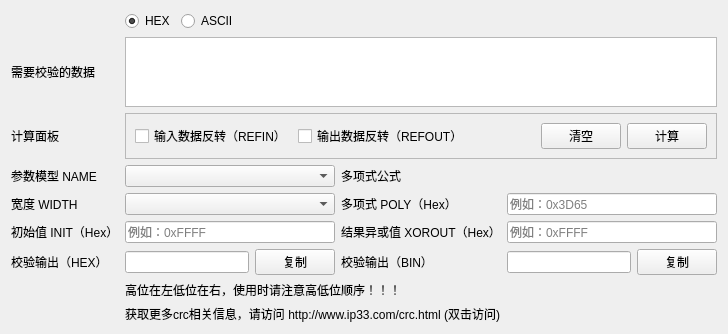
Qt form src/tools/crccalculator/src/SAKToolCRCCalculator.ui (x-tools-author/x-tools) before a commit.
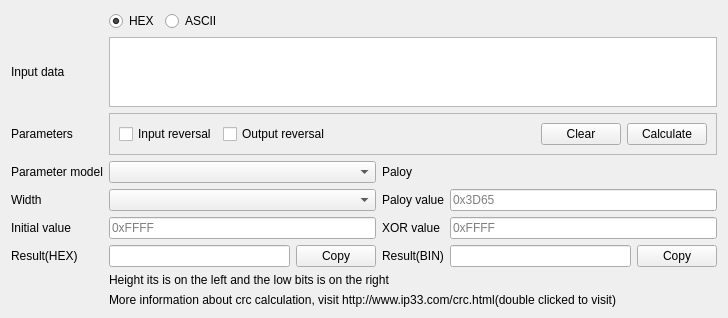
The same form after that commit.

```diff
--- a/src/tools/crccalculator/src/SAKToolCRCCalculator.ui
+++ b/src/tools/crccalculator/src/SAKToolCRCCalculator.ui
@@ -17,21 +17,21 @@
    <item row="4" column="3">
     <widget class="QLabel" name="label_5">
      <property name="text">
-      <string>多项式 POLY（Hex）</string>
+      <string>Paloy value</string>
      </property>
     </widget>
    </item>
    <item row="5" column="0">
     <widget class="QLabel" name="label_6">
      <property name="text">
-      <string>初始值 INIT（Hex）</string>
+      <string>Initial value</string>
      </property>
     </widget>
    </item>
    <item row="6" column="2">
     <widget class="QPushButton" name="pushButtonCopyHex">
      <property name="text">
-      <string>复制</string>
+      <string>Copy</string>
      </property>
     </widget>
    </item>
@@ -41,7 +41,7 @@
       <string notr="true"/>
      </property>
      <property name="text">
-      <string>获取更多crc相关信息，请访问 http://www.ip33.com/crc.html (双击访问)</string>
+      <string>More information about crc calculation, visit http://www.ip33.com/crc.html(double clicked to visit)</string>
      </property>
     </widget>
    </item>
@@ -57,14 +57,14 @@
       <item>
        <widget class="QCheckBox" name="checkBoxRefIn">
         <property name="text">
-         <string>输入数据反转（REFIN）</string>
+         <string>Input reversal</string>
         </property>
        </widget>
       </item>
       <item>
        <widget class="QCheckBox" name="checkBoxRefOut">
         <property name="text">
-         <string>输出数据反转（REFOUT）</string>
+         <string>Output reversal</string>
         </property>
        </widget>
       </item>
@@ -84,14 +84,14 @@
       <item>
        <widget class="QPushButton" name="pushButtonClear">
         <property name="text">
-         <string>清空</string>
+         <string>Clear</string>
         </property>
        </widget>
       </item>
       <item>
        <widget class="QPushButton" name="pushButtonCalculate">
         <property name="text">
-         <string>计算</string>
+         <string>Calculate</string>
         </property>
        </widget>
       </item>
@@ -101,7 +101,7 @@
    <item row="2" column="0">
     <widget class="QLabel" name="label_11">
      <property name="text">
-      <string>计算面板</string>
+      <string>Parameters</string>
      </property>
     </widget>
    </item>
@@ -111,7 +111,7 @@
    <item row="5" column="3">
     <widget class="QLabel" name="label_7">
      <property name="text">
-      <string>结果异或值 XOROUT（Hex）</string>
+      <string>XOR value</string>
      </property>
     </widget>
    </item>
@@ -121,7 +121,7 @@
       <string notr="true"/>
      </property>
      <property name="text">
-      <string>高位在左低位在右，使用时请注意高低位顺序！！！</string>
+      <string>Height its is on the left and the low bits is on the right</string>
      </property>
     </widget>
    </item>
@@ -187,14 +187,14 @@
    <item row="6" column="0">
     <widget class="QLabel" name="label_8">
      <property name="text">
-      <string>校验输出（HEX）</string>
+      <string>Result(HEX)</string>
      </property>
     </widget>
    </item>
    <item row="3" column="0">
     <widget class="QLabel" name="label">
      <property name="text">
-      <string>参数模型 NAME</string>
+      <string>Parameter model</string>
      </property>
     </widget>
    </item>
@@ -211,7 +211,7 @@
    <item row="4" column="0">
     <widget class="QLabel" name="label_2">
      <property name="text">
-      <string>宽度 WIDTH</string>
+      <string>Width</string>
      </property>
     </widget>
    </item>
@@ -229,7 +229,7 @@
    <item row="6" column="5">
     <widget class="QPushButton" name="pushButtonCopyBin">
      <property name="text">
-      <string>复制</string>
+      <string>Copy</string>
      </property>
     </widget>
    </item>
@@ -239,7 +239,7 @@
    <item row="5" column="1" colspan="2">
     <widget class="QLineEdit" name="lineEditInit">
      <property name="placeholderText">
-      <string>例如：0xFFFF</string>
+      <string notr="true">0xFFFF</string>
      </property>
     </widget>
    </item>
@@ -249,7 +249,7 @@
       <string/>
      </property>
      <property name="placeholderText">
-      <string>例如：0x3D65</string>
+      <string notr="true">0x3D65</string>
      </property>
     </widget>
    </item>
@@ -259,28 +259,28 @@
    <item row="3" column="3">
     <widget class="QLabel" name="label_4">
      <property name="text">
-      <string>多项式公式</string>
+      <string>Paloy</string>
      </property>
     </widget>
    </item>
    <item row="5" column="4" colspan="2">
     <widget class="QLineEdit" name="lineEditXOROUT">
      <property name="placeholderText">
-      <string>例如：0xFFFF</string>
+      <string notr="true">0xFFFF</string>
      </property>
     </widget>
    </item>
    <item row="1" column="0">
     <widget class="QLabel" name="label_3">
      <property name="text">
-      <string>需要校验的数据</string>
+      <string>Input data</string>
      </property>
     </widget>
    </item>
    <item row="6" column="3">
     <widget class="QLabel" name="label_9">
      <property name="text">
-      <string>校验输出（BIN）</string>
+      <string>Result(BIN)</string>
      </property>
     </widget>
    </item>
```
Left out of the diff: 2 changed lines with no effect on the pictures.
